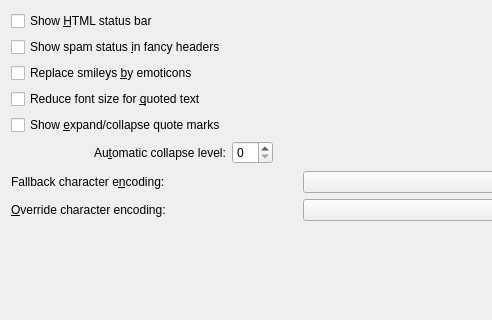
This is messageviewer/settings.ui in chusopr/kdepim-ktimetracker-akonadi as Qt 5 draws it before an edit; both pictures show x 0 to 492 and y 0 to 320 of the 600 by 435 pixel window. The edited form follows.
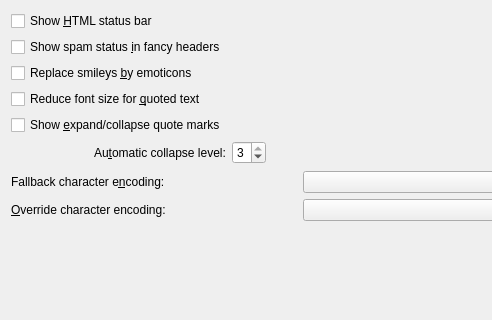
This is the edited form. Custom widgets are drawn as their Qt base class.

Commit message: Add proper max/min values for the quote level spinbox.

```diff
--- a/messageviewer/settings.ui
+++ b/messageviewer/settings.ui
@@ -93,7 +93,17 @@
     </widget>
    </item>
    <item row="5" column="2">
-    <widget class="KIntSpinBox" name="kcfg_CollapseQuoteLevelSpin"/>
+    <widget class="KIntSpinBox" name="kcfg_CollapseQuoteLevelSpin">
+     <property name="minimum">
+      <number>1</number>
+     </property>
+     <property name="maximum">
+      <number>3</number>
+     </property>
+     <property name="value">
+      <number>3</number>
+     </property>
+    </widget>
    </item>
    <item row="5" column="3">
     <spacer name="horizontalSpacer_2">
```
